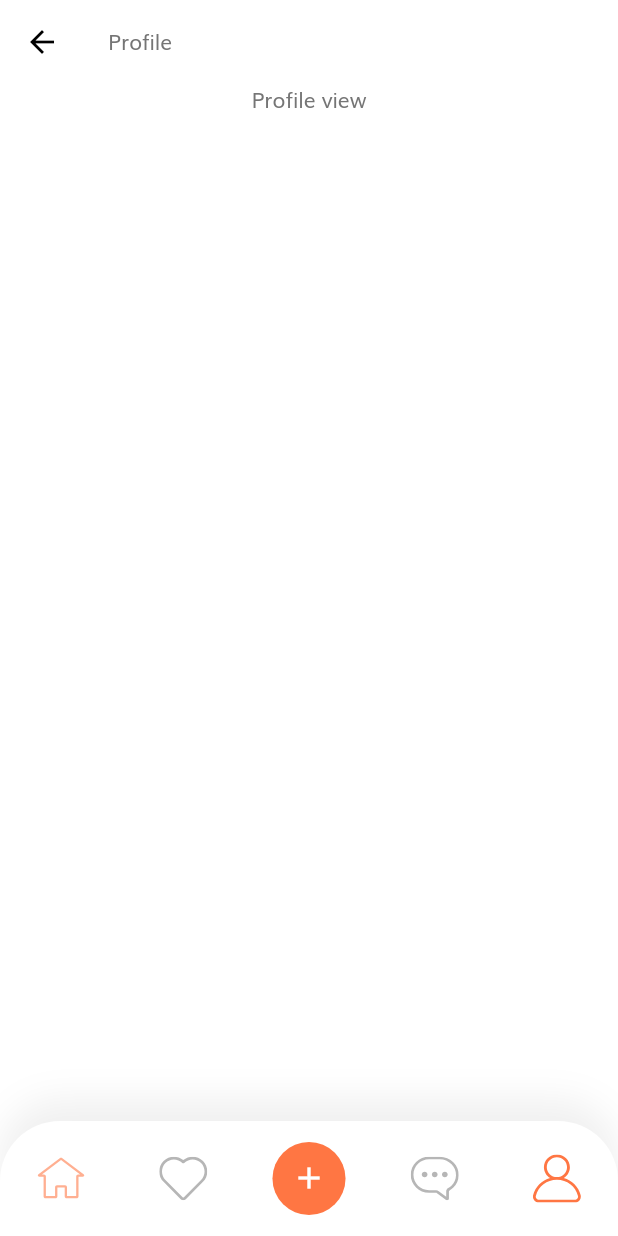
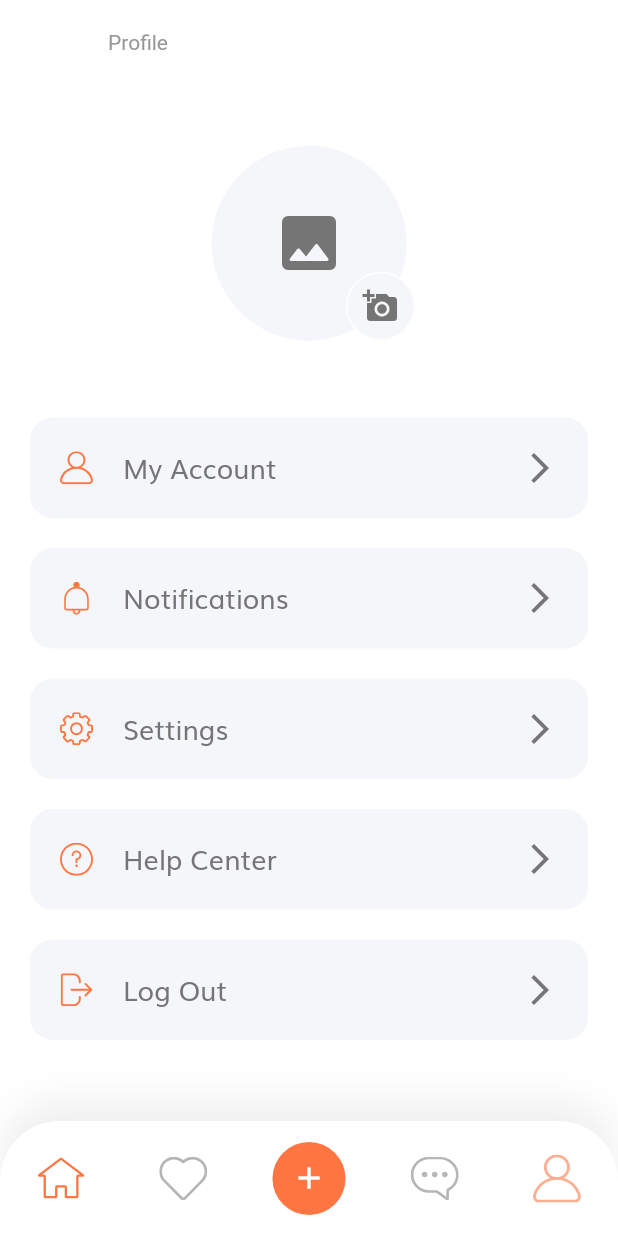
Before and after one commit to sergio-pomarico/FlutterCedeSistemas, a Flutter app: the ProfileView screen opened directly, on a phone screen of 412 x 824 dp. Run offline on Flutter 3.47's test engine with Material 2 defaults, Android fonts, the phone set to English and light mode, and no system bars; our stand-ins replace firebase_auth, firebase_core, flutter_bloc, flutter_svg, get_it; accounts and stored records are empty.

Commit message:
UI fixes

```diff
--- a/lib/bloc/auth/auth_bloc.dart
+++ b/lib/bloc/auth/auth_bloc.dart
@@ -1,7 +1,6 @@
-// ignore_for_file: import_of_legacy_library_into_null_safe, deprecated_member_use
-
 library bloc.auth;
 
+// ignore: import_of_legacy_library_into_null_safe
 import 'package:firebase_auth/firebase_auth.dart';
 import 'package:flutter/material.dart';
 import 'package:flutter_bloc/flutter_bloc.dart';
--- a/lib/screens/home/home_view.dart
+++ b/lib/screens/home/home_view.dart
@@ -8,6 +8,7 @@ import 'package:fluttergram/locator.dart';
 import 'package:fluttergram/ui_shared/constanst.dart';
 import 'package:fluttergram/ui_shared/size_config.dart';
 import 'package:fluttergram/widgets/bottom_navbar.dart';
+import 'package:fluttergram/widgets/profile_item.dart';
 
 part './timeline_view.dart';
 part './profile_view.dart';
--- a/lib/screens/home/profile_view.dart
+++ b/lib/screens/home/profile_view.dart
@@ -5,30 +5,104 @@ class ProfileView extends StatelessWidget {
 
   @override
   Widget build(BuildContext context) {
+    SizeConfig().init(context);
     return Scaffold(
+      key: Key('profile_view'),
       appBar: AppBar(
         title: Text(
-          'Profile',
+          "Profile",
           textAlign: TextAlign.center,
-          style: TextStyle(color: textColor, fontSize: 14),
         ),
+        leading: SizedBox(),
       ),
+      bottomNavigationBar: BottomNavbar(currentPage: MenuPage.home),
       body: SingleChildScrollView(
+        physics: ClampingScrollPhysics(),
         padding: EdgeInsets.fromLTRB(0, 0, 0, 0),
-        physics: ClampingScrollPhysics(),
-        child: Padding(
-          padding: const EdgeInsets.symmetric(horizontal: 16),
-          child: Column(
-            children: <Widget>[
-              Center(
-                child: Text('Profile view'),
-              )
-            ],
-          ),
+        child: Column(
+          mainAxisSize: MainAxisSize.max,
+          crossAxisAlignment: CrossAxisAlignment.center,
+          mainAxisAlignment: MainAxisAlignment.center,
+          children: <Widget>[
+            SizedBox(height: SizeConfig.screenHeight! * 0.05),
+            Center(
+              child: SizedBox(
+                height: getProportionsScreenHeigth(128),
+                width: getProportionsScreenWidth(136),
+                child: Stack(
+                  fit: StackFit.expand,
+                  children: [
+                    SizedBox(
+                      height: getProportionsScreenHeigth(128),
+                      width: getProportionsScreenWidth(128),
+                      child: DecoratedBox(
+                        decoration: BoxDecoration(
+                          shape: BoxShape.circle,
+                          color: Color(0xFFF5F6F9),
+                        ),
+                        child: Icon(
+                          Icons.photo_rounded,
+                          color: textColor,
+                          size: 48,
+                        ),
+                      ),
+                    ),
+                    Positioned(
+                      right: 4,
+                      bottom: 0,
+                      child: SizedBox(
+                        height: 46,
+                        width: 46,
+                        child: TextButton(
+                          style: TextButton.styleFrom(
+                            shape: RoundedRectangleBorder(
+                              borderRadius: BorderRadius.circular(50),
+                              side: BorderSide(
+                                color: Colors.white,
+                              ),
+                            ),
+                            backgroundColor: Color(0xFFF5F6F9),
+                          ),
+                          child: Icon(
+                            Icons.add_a_photo,
+                            color: textColor,
+                          ),
+                          onPressed: () {},
+                        ),
+                      ),
+                    )
+                  ],
+                ),
+              ),
+            ),
+            SizedBox(height: SizeConfig.screenHeight! * 0.05),
+            ProfileMenu(
+              text: "My Account",
+              icon: "assets/icons/user.svg",
+              onPress: () => {},
+            ),
+            ProfileMenu(
+              text: "Notifications",
+              icon: "assets/icons/bell.svg",
+              onPress: () {},
+            ),
+            ProfileMenu(
+              text: "Settings",
+              icon: "assets/icons/settings.svg",
+              onPress: () {},
+            ),
+            ProfileMenu(
+              text: "Help Center",
+              icon: "assets/icons/question.svg",
+              onPress: () {},
+            ),
+            ProfileMenu(
+              text: "Log Out",
+              icon: "assets/icons/logout.svg",
+              onPress: () {},
+            ),
+          ],
         ),
-      ),
-      bottomNavigationBar: BottomNavbar(
-        currentPage: MenuPage.profile,
       ),
     );
   }
--- a/lib/screens/home/timeline_view.dart
+++ b/lib/screens/home/timeline_view.dart
@@ -6,17 +6,11 @@ class TimelineView extends StatelessWidget {
   @override
   Widget build(BuildContext context) {
     SizeConfig().init(context);
-    AuthBLoC authBLoC = BlocProvider.of<AuthBLoC>(context);
     return Scaffold(
       appBar: AppBar(
         title: Text(
           'Home',
-          //TODO: fix color on title header
           textAlign: TextAlign.center,
-          style: TextStyle(
-            fontSize: getProportionsScreenHeigth(14),
-            color: secondaryColor,
-          ),
         ),
       ),
       body: SingleChildScrollView(
@@ -25,45 +19,7 @@ class TimelineView extends StatelessWidget {
         child: Padding(
           padding: const EdgeInsets.symmetric(horizontal: 16),
           child: Column(
-            children: <Widget>[
-              Center(
-                child: BlocBuilder<AuthBLoC, AuthState>(
-                  builder: (BuildContext context, AuthState state) => Row(
-                    children: [
-                      SizedBox(
-                        width: 48,
-                        height: 48,
-                        child: DecoratedBox(
-                          decoration: BoxDecoration(
-                            color: textColor,
-                            shape: BoxShape.circle,
-                          ),
-                          child: Icon(
-                            Icons.photo_rounded,
-                            color: Colors.white,
-                          ),
-                        ),
-                      ),
-                      SizedBox(
-                        width: 16,
-                      ),
-                      Column(
-                        mainAxisAlignment: MainAxisAlignment.start,
-                        crossAxisAlignment: CrossAxisAlignment.start,
-                        children: [
-                          Text(
-                            'Pepito Perez',
-                          ),
-                          Text(
-                            state.user?.email ?? '',
-                          )
-                        ],
-                      )
-                    ],
-                  ),
-                ),
-              )
-            ],
+            children: <Widget>[Center(child: Text('Timeline'))],
           ),
         ),
       ),
--- a/lib/ui_shared/theme.dart
+++ b/lib/ui_shared/theme.dart
@@ -1,4 +1,5 @@
 import 'package:flutter/material.dart';
+import 'package:flutter/services.dart';
 import 'dart:io' show Platform;
 
 import 'package:fluttergram/ui_shared/constanst.dart';
@@ -18,11 +19,11 @@ AppBarTheme appBarTheme() {
   return AppBarTheme(
     color: Colors.white,
     elevation: 0,
-    // brightness: Brightness.light,
+    systemOverlayStyle: SystemUiOverlayStyle.light,
     iconTheme: IconThemeData(color: Colors.black),
-    toolbarTextStyle: TextStyle(
+    titleTextStyle: TextStyle(
+      fontSize: 14,
       color: secondaryColor,
-      fontSize: 18,
     ),
   );
 }
@@ -54,6 +55,9 @@ InputDecorationTheme inputDecorationTheme() {
   );
 
   return InputDecorationTheme(
+    floatingLabelBehavior: Platform.isIOS
+        ? FloatingLabelBehavior.always
+        : FloatingLabelBehavior.auto,
     enabledBorder: outlineInputBorder,
     focusedBorder: outlineInputBorder,
     errorBorder: outlineErrorInputBorder,
--- /dev/null
+++ b/lib/widgets/profile_item.dart
@@ -0,0 +1,52 @@
+import 'package:flutter/material.dart';
+import 'package:fluttergram/ui_shared/constanst.dart';
+import 'package:fluttergram/ui_shared/image.dart';
+
+class ProfileMenu extends StatelessWidget {
+  const ProfileMenu({
+    Key? key,
+    required this.text,
+    required this.icon,
+    required this.onPress,
+  }) : super(key: key);
+
+  final String text, icon;
+  final void Function() onPress;
+
+  @override
+  Widget build(BuildContext context) {
+    return Padding(
+      padding: EdgeInsets.symmetric(horizontal: 20, vertical: 10),
+      child: TextButton(
+        style: TextButton.styleFrom(
+          padding: EdgeInsets.all(20),
+          shape:
+              RoundedRectangleBorder(borderRadius: BorderRadius.circular(15)),
+          backgroundColor: Color(0xFFF5F6F9),
+          primary: primaryColor,
+        ),
+        onPressed: onPress,
+        child: Row(
+          children: [
+            ImageFactory.svg(
+              icon,
+              color: primaryColor,
+              width: 22,
+              height: 22,
+            ),
+            SizedBox(width: 20),
+            Expanded(
+                child: Text(
+              text,
+              style: TextStyle(color: textColor, fontSize: 18),
+            )),
+            Icon(
+              Icons.arrow_forward_ios,
+              color: textColor,
+            ),
+          ],
+        ),
+      ),
+    );
+  }
+}
```
